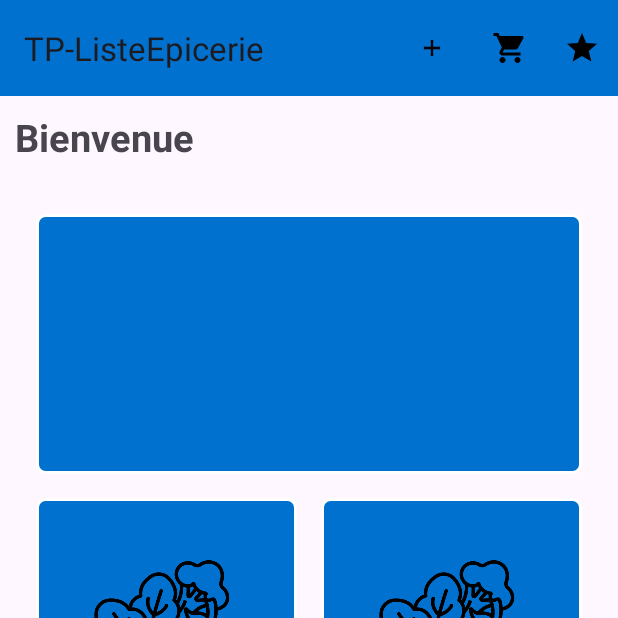
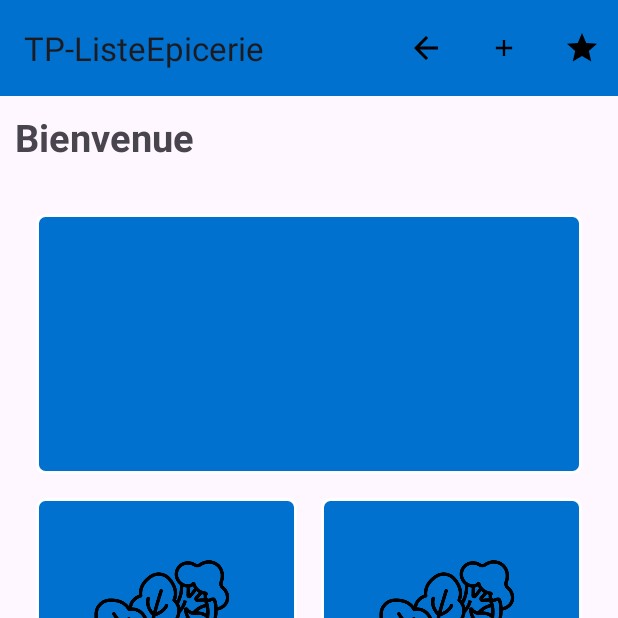
Before and after one commit to Ricieus/TP-ListeEpicerie, an Android app: the screen it shows after launch (MainActivity), on a phone screen of 412 x 824 dp, the top half of it. Run offline under Robolectric (Android 15) with nearby library versions, the phone set to English and light mode, and no system bars.

Commit message:
ajouter bouton back

```diff
--- a/app/src/main/java/com/example/tp_listeepicerie/PageListe.kt
+++ b/app/src/main/java/com/example/tp_listeepicerie/PageListe.kt
@@ -107,6 +107,10 @@ class PageListe : AppCompatActivity(){
                 startActivity(intent)
                 true
             }
+            R.id.HomeButton -> {
+                finish()
+                true
+            }
             else -> super.onOptionsItemSelected(item)
         }
     }
--- a/app/src/main/java/com/example/tp_listeepicerie/recyclerItem/ItemAdaptor.kt
+++ b/app/src/main/java/com/example/tp_listeepicerie/recyclerItem/ItemAdaptor.kt
@@ -11,7 +11,11 @@ import com.example.tp_listeepicerie.PageListe
 import com.example.tp_listeepicerie.R
 import com.example.tp_listeepicerie.Table_Epicerie
 
-class ItemAdaptor(val ctx: Context, val activity: PageListe, var data: MutableList<Table_Epicerie>) : RecyclerView.Adapter<ItemHolder>() {
+class ItemAdaptor(
+    val ctx: Context,
+    val activity: PageListe,
+    var data: MutableList<Table_Epicerie>
+) : RecyclerView.Adapter<ItemHolder>() {
     override fun onCreateViewHolder(parent: ViewGroup, viewType: Int): ItemHolder {
         val view = LayoutInflater.from(ctx).inflate(R.layout.liste_epicerie_item, parent, false)
         return ItemHolder(view)
--- a/app/src/main/res/menu/activity_main_menu.xml
+++ b/app/src/main/res/menu/activity_main_menu.xml
@@ -4,15 +4,17 @@
 
 
     <item
+        android:id="@+id/HomeButton"
+        android:icon="@drawable/baseline_arrow_back_24"
+        android:title="HomeButton"
+        app:showAsAction="ifRoom" />
+
+    <item
         android:id="@+id/itemAjout"
         android:icon="@drawable/ic_item_add_foreground"
         android:title="ajout"
         app:showAsAction="ifRoom" />
-    <item
-        android:id="@+id/shoppingCart"
-        android:icon="@drawable/baseline_shopping_cart_24"
-        android:title="shoppingCart"
-        app:showAsAction="ifRoom" />
+
 
     <item
         android:id="@+id/item3"
```
